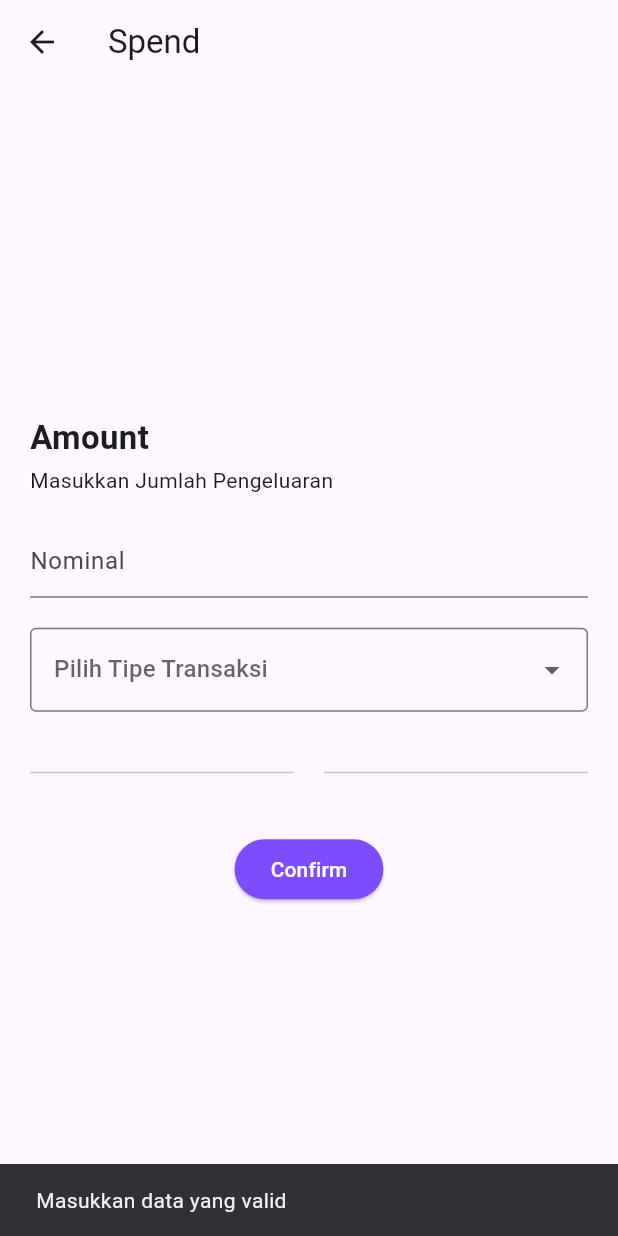
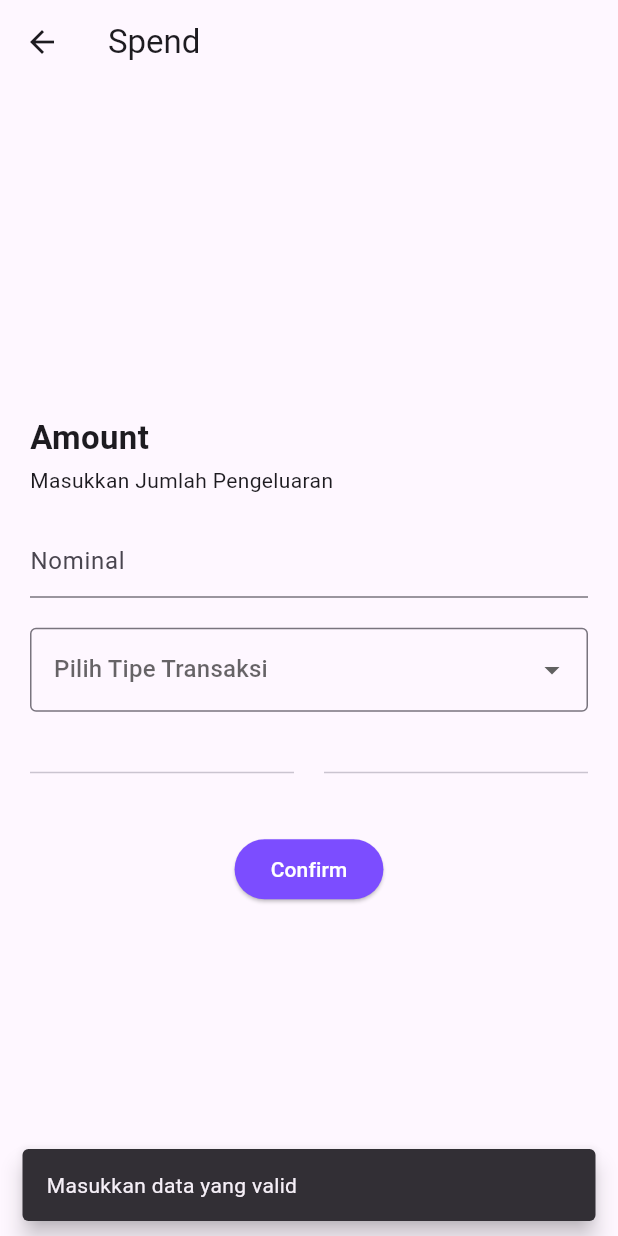
Before and after one commit to Dlanev/TubesAlproK1, a Flutter app: the spenData screen opened directly, after a tap on "Confirm", on a phone screen of 412 x 824 dp. Run offline on Flutter 3.47's test engine with Material 3 defaults, Android fonts, the phone set to English and light mode, and no system bars.

Commit message:
Some fix, and sorting implementation

```diff
--- a/lib/screens/home/home.dart
+++ b/lib/screens/home/home.dart
@@ -89,9 +89,10 @@ class _HomeState extends State<Home> {
     return Scaffold(
       backgroundColor: Color(0xFFE6E6FA),
       appBar: AppBar(
+        automaticallyImplyLeading: false,
         backgroundColor: Colors.deepPurple,
         title: Text(
-          'Nama Aplikasi', // nama aplikasi
+          'Nama Aplikasi',
           style: TextStyle(
             color: Colors.white,
             fontWeight: FontWeight.bold,
--- a/lib/screens/spend.dart
+++ b/lib/screens/spend.dart
@@ -63,12 +63,16 @@ class _spenDataState extends State<spenData> {
 
                 if (amount == null || _selectedType == null) {
                   ScaffoldMessenger.of(context).showSnackBar(
-                    SnackBar(content: Text('Masukkan data yang valid')),
+                    SnackBar(
+                      content: Text('Masukkan data yang valid'),
+                      behavior: SnackBarBehavior.floating,
+                    ),
                   );
                 } else if (amount > budGet.Budget) {
                   ScaffoldMessenger.of(context).showSnackBar(
                     SnackBar(
                       content: Text('Jumlah melebihi budget perjalanan'),
+                      behavior: SnackBarBehavior.floating,
                     ),
                   );
                 } else {
@@ -78,11 +82,11 @@ class _spenDataState extends State<spenData> {
                     waktu: DateTime.now(),
                   );
                   nData++;
-                  if (nData > 20){
+                  if (nData > 20) {
                     nData = 20;
                   }
                   budGet.Budget -= amount;
-                  Navigator.push(
+                  Navigator.pushReplacement(
                     context,
                     MaterialPageRoute(builder: (context) => Home()),
                   );
```
Also changed, not shown: lib/screens/historylist.dart (+17 -1 lines).
